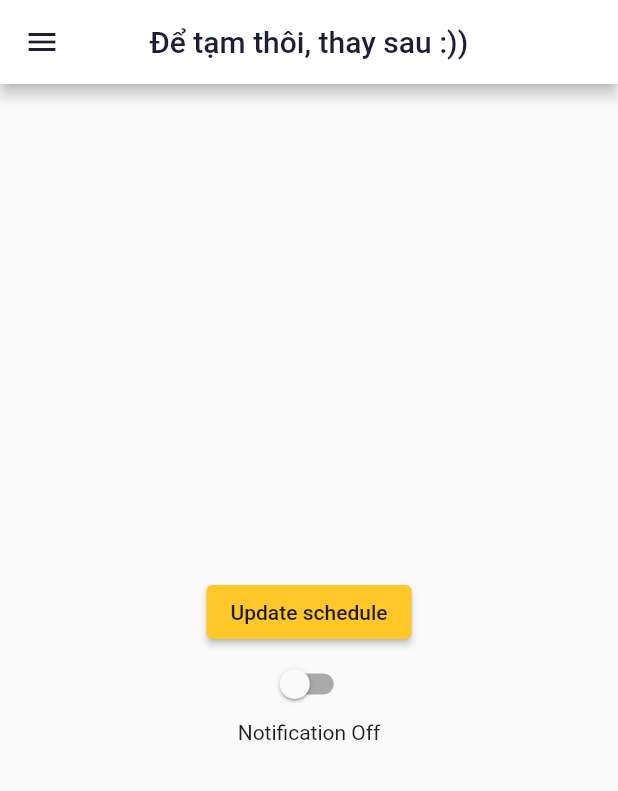
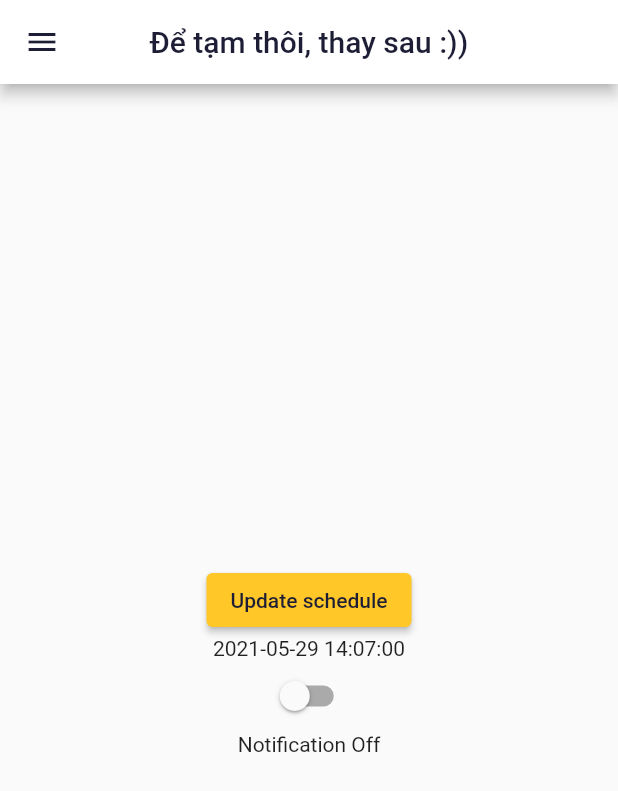
Before and after one commit to khanhdk0000/Study_Space, a Flutter app: the CustomView screen opened directly, after a tap on the "menu" icon, after a tap on "Setting", on a phone screen of 412 x 824 dp. Shown: the top 791 px of the screen. Run offline on Flutter 3.47's test engine with Material 2 defaults, Android fonts, the phone set to English and light mode, and no system bars; our stand-ins replace charts_flutter, firebase_auth, firebase_core, flutter_local_notifications, flutter_svg, flutter_switch and 2 more; missing offline and left inert: mqtt_client; accounts and stored records are empty; network calls fail.

Commit message:
Fix error not showing notification

```diff
--- a/lib/Notification/notification_screen.dart
+++ b/lib/Notification/notification_screen.dart
@@ -6,7 +6,8 @@ import 'package:study_space/Home/view/side_menu.dart';
 import 'package:study_space/constants.dart';
 
 class NotificationScreen extends StatefulWidget {
-  MyScreen createState() => MyScreen();
+  @override
+  MyScreen createState() => new MyScreen();
 }
 
 class MyScreen extends State<NotificationScreen> {
@@ -36,7 +37,7 @@ class MyScreen extends State<NotificationScreen> {
   ///////////////////////////////////////////////
   // GET STUDY-TIME AND END-TIME FROM DATABASE //
   ///////////////////////////////////////////////
-  List<String> scheduledStudyList = [];
+  List<String> scheduledStudyList = ['2021-05-29 14:07:00'];
   List<String> scheduledEndtimeList = [];
   Future updateSchedule() async {
     var c = new scheduleController();
@@ -168,6 +169,7 @@ class MyScreen extends State<NotificationScreen> {
                   primary: kPrimaryColor,
                 ),
               ),
+              Text(scheduledStudyList[0]),
               Switch(
                 value: switchControl,
                 onChanged: (bool value) => onchange(value),
```
Also changed, not shown: pubspec.lock, 5 other files.
